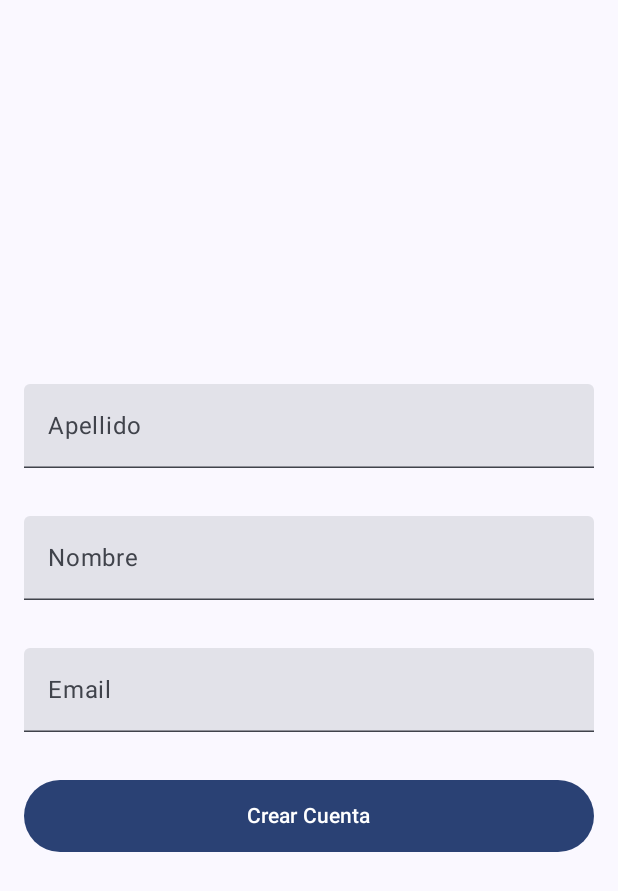
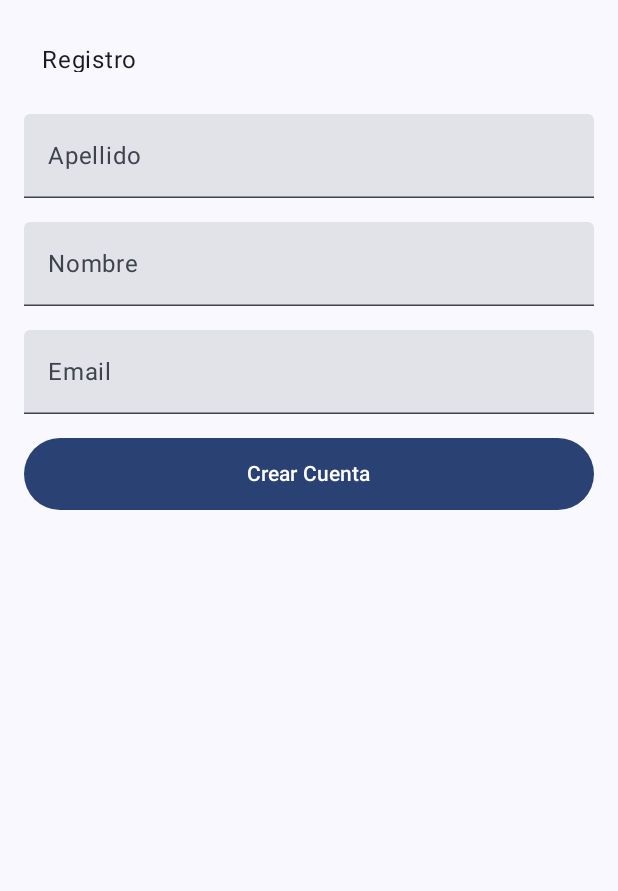
Before and after one commit to SantiBalbiani/UTN_DAM_TP, an Android app built with Jetpack Compose: the screen it shows after launch (MainActivity), on a phone screen of 412 x 824 dp. Shown: the top 891 px of the screen. Run offline under Robolectric (Android 15) with nearby library versions, the phone set to English and light mode, and no system bars.

Commit message:
Creación de las Screens Register + Home + Login

```diff
--- a/app/src/main/java/ar/edu/utn/frba/placesify/ui/RegisterScreen.kt
+++ b/app/src/main/java/ar/edu/utn/frba/placesify/ui/RegisterScreen.kt
@@ -7,6 +7,7 @@ import androidx.compose.foundation.layout.fillMaxSize
 import androidx.compose.foundation.layout.fillMaxWidth
 import androidx.compose.foundation.layout.height
 import androidx.compose.foundation.layout.padding
+import androidx.compose.foundation.layout.size
 import androidx.compose.foundation.text.KeyboardOptions
 import androidx.compose.material3.Button
 import androidx.compose.material3.ExperimentalMaterial3Api
@@ -31,19 +32,21 @@ fun  RegisterScreen(viewModel: RegisterViewModel, navController: NavController?
         Modifier
             .fillMaxSize()
             .padding(16.dp)){
-        Register(Modifier.align(Alignment.Center), viewModel)
+        Register(Modifier.align(Alignment.TopStart), viewModel)
     }
 }
 
 @Composable
 fun Register(modifier: Modifier, viewModel: RegisterViewModel) {
     Column(modifier = modifier) {
+        Text(text = "Registro", modifier = Modifier.fillMaxWidth().padding(12.dp).size(20.dp))
+        Spacer(modifier = Modifier.padding(8.dp))
         CampoText("Apellido")
-        Spacer(modifier = Modifier.padding(16.dp))
+        Spacer(modifier = Modifier.padding(8.dp))
         CampoText("Nombre")
-        Spacer(modifier = Modifier.padding(16.dp))
+        Spacer(modifier = Modifier.padding(8.dp))
         CampoText("Email")
-        Spacer(modifier = Modifier.padding(16.dp))
+        Spacer(modifier = Modifier.padding(8.dp))
         RegisterButton()
     }
 }
```
